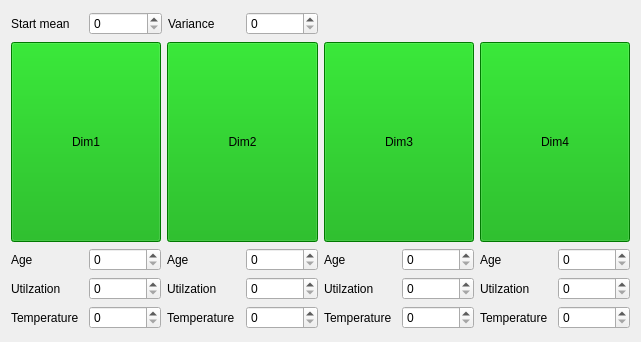
Old version of the form cs3210/Gui/MemAdjustWig.ui in the repository coolboy/iceditor.
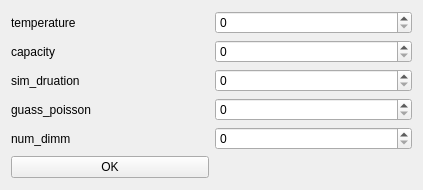
New version of the form.

Patch:
```diff
--- a/cs3210/Gui/MemAdjustWig.ui
+++ b/cs3210/Gui/MemAdjustWig.ui
@@ -7,64 +7,18 @@
    <rect>
     <x>0</x>
     <y>0</y>
-    <width>641</width>
-    <height>342</height>
+    <width>423</width>
+    <height>190</height>
    </rect>
   </property>
   <property name="windowTitle">
    <string>Memory Adjust</string>
   </property>
-  <layout class="QGridLayout" name="gridLayout_5">
-   <item row="0" column="0">
-    <layout class="QHBoxLayout" name="horizontalLayout_2">
-     <item>
-      <widget class="QLabel" name="label_13">
-       <property name="text">
-        <string>Start mean</string>
-       </property>
-      </widget>
-     </item>
-     <item>
-      <widget class="QSpinBox" name="spinBox_13"/>
-     </item>
-     <item>
-      <widget class="QLabel" name="label_14">
-       <property name="text">
-        <string>Variance</string>
-       </property>
-      </widget>
-     </item>
-     <item>
-      <widget class="QSpinBox" name="spinBox_14"/>
-     </item>
-    </layout>
-   </item>
-   <item row="1" column="0" colspan="2">
-    <layout class="QHBoxLayout" name="horizontalLayout">
-     <item>
-      <layout class="QVBoxLayout" name="verticalLayout">
-       <item>
-        <widget class="QPushButton" name="pushButton">
-         <property name="minimumSize">
-          <size>
-           <width>0</width>
-           <height>200</height>
-          </size>
-         </property>
-         <property name="styleSheet">
-          <string notr="true">background-color: rgb(0, 170, 0);</string>
-         </property>
-         <property name="text">
-          <string>Dim1</string>
-         </property>
-        </widget>
-       </item>
-       <item>
         <layout class="QGridLayout" name="gridLayout">
          <item row="0" column="0">
           <widget class="QLabel" name="label">
            <property name="text">
-            <string>Age</string>
+      <string>temperature</string>
            </property>
           </widget>
          </item>
@@ -74,7 +28,7 @@
          <item row="1" column="0">
           <widget class="QLabel" name="label_2">
            <property name="text">
-            <string>Utilzation</string>
+      <string>capacity</string>
            </property>
           </widget>
          </item>
@@ -84,180 +38,39 @@
          <item row="2" column="0">
           <widget class="QLabel" name="label_3">
            <property name="text">
-            <string>Temperature</string>
+      <string>sim_druation</string>
            </property>
           </widget>
          </item>
          <item row="2" column="1">
-          <widget class="QSpinBox" name="spinBox_3"/>
-         </item>
-        </layout>
-       </item>
-      </layout>
-     </item>
-     <item>
-      <layout class="QVBoxLayout" name="verticalLayout_2">
-       <item>
-        <widget class="QPushButton" name="pushButton_2">
-         <property name="minimumSize">
-          <size>
-           <width>0</width>
-           <height>200</height>
-          </size>
-         </property>
-         <property name="styleSheet">
-          <string notr="true">background-color: rgb(0, 170, 0);</string>
-         </property>
-         <property name="text">
-          <string>Dim2</string>
-         </property>
-        </widget>
-       </item>
-       <item>
-        <layout class="QGridLayout" name="gridLayout_2">
-         <item row="0" column="0">
+    <widget class="QSpinBox" name="druationSB"/>
+   </item>
+   <item row="3" column="0">
           <widget class="QLabel" name="label_4">
            <property name="text">
-            <string>Age</string>
+      <string>guass_poisson</string>
            </property>
           </widget>
          </item>
-         <item row="0" column="1">
-          <widget class="QSpinBox" name="spinBox_4"/>
-         </item>
-         <item row="1" column="0">
+   <item row="3" column="1">
+    <widget class="QSpinBox" name="guassSB"/>
+   </item>
+   <item row="4" column="0">
           <widget class="QLabel" name="label_5">
            <property name="text">
-            <string>Utilzation</string>
+      <string>num_dimm</string>
            </property>
           </widget>
          </item>
-         <item row="1" column="1">
-          <widget class="QSpinBox" name="spinBox_5"/>
-         </item>
-         <item row="2" column="0">
-          <widget class="QLabel" name="label_6">
+   <item row="4" column="1">
+    <widget class="QSpinBox" name="numDimmSB"/>
+   </item>
+   <item row="5" column="0">
+    <widget class="QPushButton" name="okPB">
            <property name="text">
-            <string>Temperature</string>
-           </property>
-          </widget>
-         </item>
-         <item row="2" column="1">
-          <widget class="QSpinBox" name="spinBox_6"/>
-         </item>
-        </layout>
-       </item>
-      </layout>
-     </item>
-     <item>
-      <layout class="QVBoxLayout" name="verticalLayout_3">
-       <item>
-        <widget class="QPushButton" name="pushButton_3">
-         <property name="minimumSize">
-          <size>
-           <width>0</width>
-           <height>200</height>
-          </size>
-         </property>
-         <property name="styleSheet">
-          <string notr="true">background-color: rgb(0, 170, 0);</string>
-         </property>
-         <property name="text">
-          <string>Dim3</string>
-         </property>
-        </widget>
-       </item>
-       <item>
-        <layout class="QGridLayout" name="gridLayout_3">
-         <item row="0" column="0">
-          <widget class="QLabel" name="label_7">
-           <property name="text">
-            <string>Age</string>
-           </property>
-          </widget>
-         </item>
-         <item row="0" column="1">
-          <widget class="QSpinBox" name="spinBox_7"/>
-         </item>
-         <item row="1" column="0">
-          <widget class="QLabel" name="label_8">
-           <property name="text">
-            <string>Utilzation</string>
-           </property>
-          </widget>
-         </item>
-         <item row="1" column="1">
-          <widget class="QSpinBox" name="spinBox_8"/>
-         </item>
-         <item row="2" column="0">
-          <widget class="QLabel" name="label_9">
-           <property name="text">
-            <string>Temperature</string>
-           </property>
-          </widget>
-         </item>
-         <item row="2" column="1">
-          <widget class="QSpinBox" name="spinBox_9"/>
-         </item>
-        </layout>
-       </item>
-      </layout>
-     </item>
-     <item>
-      <layout class="QVBoxLayout" name="verticalLayout_4">
-       <item>
-        <widget class="QPushButton" name="pushButton_4">
-         <property name="minimumSize">
-          <size>
-           <width>0</width>
-           <height>200</height>
-          </size>
-         </property>
-         <property name="styleSheet">
-          <string notr="true">background-color: rgb(0, 170, 0);</string>
-         </property>
-         <property name="text">
-          <string>Dim4</string>
-         </property>
-        </widget>
-       </item>
-       <item>
-        <layout class="QGridLayout" name="gridLayout_4">
-         <item row="0" column="0">
-          <widget class="QLabel" name="label_10">
-           <property name="text">
-            <string>Age</string>
-           </property>
-          </widget>
-         </item>
-         <item row="0" column="1">
-          <widget class="QSpinBox" name="spinBox_10"/>
-         </item>
-         <item row="1" column="0">
-          <widget class="QLabel" name="label_11">
-           <property name="text">
-            <string>Utilzation</string>
-           </property>
-          </widget>
-         </item>
-         <item row="1" column="1">
-          <widget class="QSpinBox" name="spinBox_11"/>
-         </item>
-         <item row="2" column="0">
-          <widget class="QLabel" name="label_12">
-           <property name="text">
-            <string>Temperature</string>
-           </property>
-          </widget>
-         </item>
-         <item row="2" column="1">
-          <widget class="QSpinBox" name="spinBox_12"/>
-         </item>
-        </layout>
-       </item>
-      </layout>
-     </item>
-    </layout>
+      <string>OK</string>
+     </property>
+    </widget>
    </item>
   </layout>
  </widget>
```
Left out of the diff: 8 changed lines with no effect on the pictures. Lines whose indentation alone changed are shown as unchanged.
